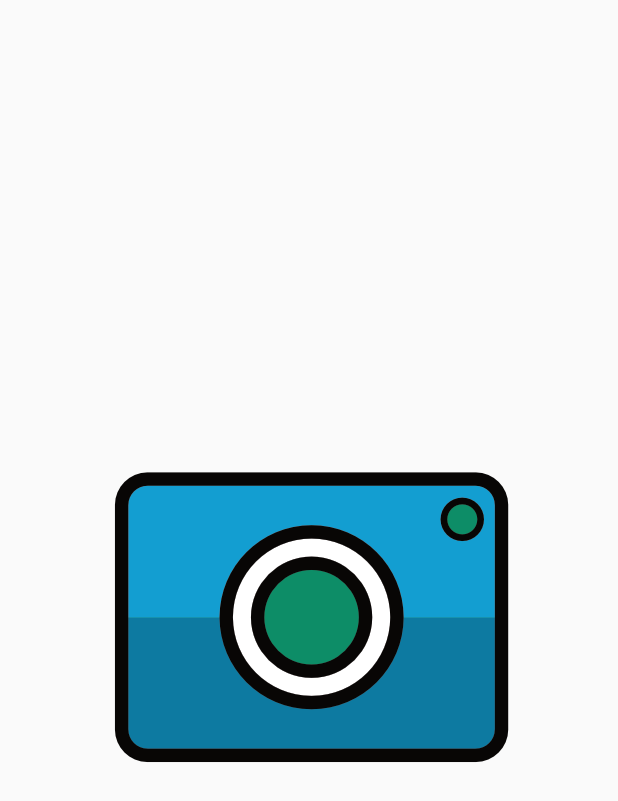
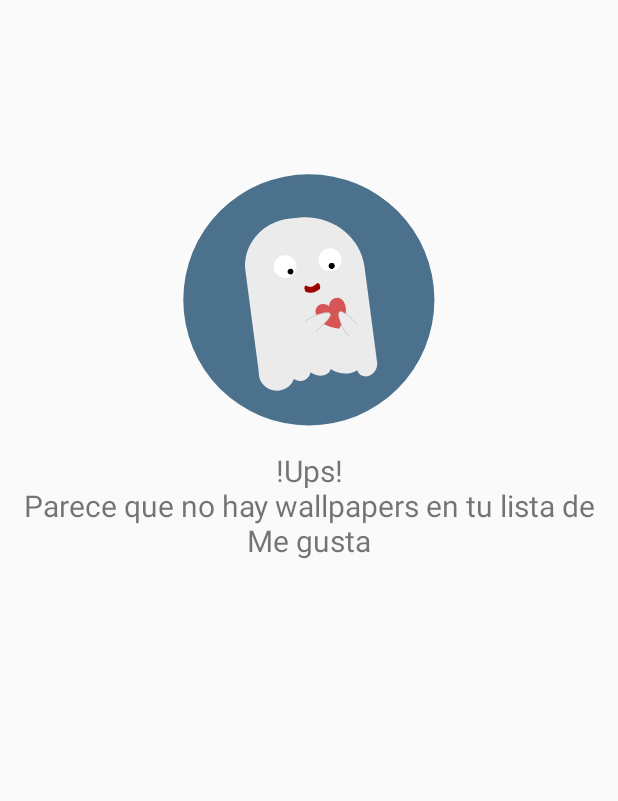
Before and after one commit to hdmi/ProceduralWallpapers, an Android app: the layout third_fragment.xml on its own in the app's theme, with its tools: preview values and no code run, on a phone screen of 412 x 824 dp. Shown: the top 801 px of the screen. Run offline under Robolectric (Android 15) with nearby library versions, the phone set to English and light mode, and no system bars.

Commit message:
Background when no images in gallery final

```diff
--- a/app/src/main/java/imdh/tfm/proceduralwallpapers/fragments/ThirdFragment.java
+++ b/app/src/main/java/imdh/tfm/proceduralwallpapers/fragments/ThirdFragment.java
@@ -7,6 +7,8 @@ import android.view.LayoutInflater;
 import android.view.View;
 import android.view.ViewGroup;
 import android.widget.GridView;
+import android.widget.ImageView;
+import android.widget.TextView;
 
 import imdh.tfm.proceduralwallpapers.R;
 import imdh.tfm.proceduralwallpapers.adapters.GalleryWallpapersAdapter;
@@ -29,12 +31,18 @@ public class ThirdFragment extends Fragment implements GalleryWallpapersAdapter.
         gridview.setAdapter(galleryWallpapersAdapter);
         galleryWallpapersAdapter.setGalleryWallpapersAdapterListener(this);
 
+        ImageView backgroundImageView = (ImageView) v.findViewById(R.id.galleryBackgroundImageView);
+        TextView backgroundTextView = (TextView) v.findViewById(R.id.galleryBackgroundTextView);
+
         if(gridview.getCount() <= 0){
-            gridview.setBackground(getResources().getDrawable(R.drawable.gallery_background));
+            backgroundImageView.setImageDrawable(getResources().getDrawable(R.drawable.ic_ghost_no_likes));
+            backgroundTextView.setText(getResources().getString(R.string.no_likes_message));
         }
         else{
-            gridview.setBackgroundDrawable(null);
+            backgroundImageView.setImageDrawable(null);
+            backgroundTextView.setText("");
         }
+
         return v;
     }
 
--- a/app/src/main/res/drawable/gallery_background.xml
+++ b/app/src/main/res/drawable/gallery_background.xml
@@ -3,3 +3,7 @@
     android:src="@mipmap/camera_intro"
     android:tileMode="disabled" android:gravity="center" >
 </bitmap>
+<!--<nine-patch xmlns:android="http://schemas.android.com/apk/res/android"-->
+    <!--android:src="@drawable/ic_ghost_no_likes"-->
+    <!--android:dither="false"-->
+    <!--android:gravity="center"/>-->
--- /dev/null
+++ b/app/src/main/res/drawable/ic_ghost_no_likes.xml
@@ -0,0 +1,20 @@
+<vector android:height="24dp" android:viewportHeight="123.0"
+    android:viewportWidth="123.0" android:width="24dp" xmlns:android="http://schemas.android.com/apk/res/android">
+    <path android:fillColor="#4b718c" android:pathData="M61.44,61.44m-51.48,0a51.48,51.48 0,1 1,102.96 0a51.48,51.48 0,1 1,-102.96 0"/>
+    <path android:fillColor="#ebebeb" android:pathData="M89.35,86.51c0.19,0.86 0.16,1.81 -0.14,2.76c-0.82,2.53 -3.27,4.08 -5.47,3.44c-1.2,-0.34 -2.08,-1.26 -2.5,-2.43c-1.96,1.35 -4.9,1.79 -7.83,0.95c-1.13,-0.32 -2.14,-0.81 -3.02,-1.4c-0.02,0.1 -0.05,0.2 -0.08,0.3c-0.63,1.94 -3.3,2.89 -5.97,2.13c-0.85,-0.25 -1.6,-0.64 -2.21,-1.12c-0.03,0.18 -0.08,0.37 -0.14,0.55c-0.71,2.21 -3.13,3.48 -5.39,2.83c-0.48,-0.14 -0.91,-0.35 -1.29,-0.62c-1.19,3.57 -5.27,5.57 -9.13,4.45c-3.32,-0.96 -5.42,-3.9 -5.24,-6.99l-5.48,-41.61c-1.42,-10.75 6.79,-20.46 18.32,-21.67l3.31,-0.35c13.35,-1.4 25.52,7.57 27.16,20.02l5.1,38.76Z"/>
+    <path android:fillColor="#d75555" android:pathData="M69.75,64.09c0.19,-2.84 2.61,-3.92 4.33,-3.31c1.72,0.61 2.75,2.91 2.56,5.75c-0.08,2.1 -1.49,4.8 -2.8,6.76c-2.33,-0.34 -5.28,-1.1 -6.9,-2.44c-2.24,-1.76 -3.26,-4.06 -2.56,-5.75c0.7,-1.69 3.12,-2.77 5.36,-1.01Z"/>
+    <path android:fillColor="#ebebeb"
+        android:pathData="M60.06,70.46c2.21,-2.14 4.01,-2.78 6.97,-3.52c0.64,-0.16 2.77,-0.68 3.2,0.22c0.9,1.91 -6.92,7.64 -5.43,6.99"
+        android:strokeColor="#b1b1b1" android:strokeWidth="0.24"/>
+    <path android:fillColor="#ebebeb"
+        android:pathData="M77.94,76.24c-2.26,-2.09 -3,-3.85 -3.9,-6.76c-0.19,-0.63 -0.84,-2.73 0.04,-3.21c1.86,-1.01 8.01,6.48 7.28,5.03"
+        android:strokeColor="#b1b1b1" android:strokeWidth="0.24"/>
+    <path android:fillColor="#fff" android:pathData="M53.81,51.96c-2.29,1.16 -5.1,0.25 -6.26,-2.04c-1.16,-2.29 -0.25,-5.1 2.04,-6.26c2.29,-1.16 5.1,-0.25 6.26,2.04c1.16,2.29 0.25,5.1 -2.04,6.26Z"/>
+    <path android:fillColor="#fff" android:pathData="M72.26,49.2c-2.29,1.16 -5.1,0.25 -6.26,-2.04c-1.16,-2.29 -0.25,-5.1 2.04,-6.26c2.29,-1.16 5.1,-0.25 6.26,2.04c1.16,2.29 0.25,5.1 -2.04,6.26Z"/>
+    <path android:fillColor="#fff" android:pathData="M72.26,49.2c-2.29,1.16 -5.1,0.25 -6.26,-2.04c-1.16,-2.29 -0.25,-5.1 2.04,-6.26c2.29,-1.16 5.1,-0.25 6.26,2.04c1.16,2.29 0.25,5.1 -2.04,6.26Z"/>
+    <path android:fillColor="#fff" android:pathData="M63.92,80.83l5.65,1.72"/>
+    <path android:fillColor="#9e0000" android:pathData="M66.01,55.67c-0.14,-0.68 -0.57,-1.17 -0.97,-1.09c0,0 -1.63,1.36 -2.45,1.53c-0.77,0.16 -2.45,-0.53 -2.45,-0.53c-0.4,0.08 -0.61,0.7 -0.47,1.38c0.14,0.68 0.48,1.45 0.88,1.37c0,0 1.75,0.31 2.57,0.12c0.86,-0.2 2.59,-1.3 2.59,-1.3c0.4,-0.08 0.44,-0.8 0.3,-1.48Z"/>
+    <path android:fillColor="#000" android:pathData="M54.26,48.69c0.63,0.19 0.99,0.86 0.8,1.5c-0.19,0.63 -0.86,0.99 -1.5,0.8c-0.63,-0.19 -0.99,-0.86 -0.8,-1.5c0.19,-0.63 0.86,-0.99 1.5,-0.8Z"/>
+    <path android:fillColor="#000" android:pathData="M71.14,46.34c0.63,0.19 0.99,0.86 0.8,1.5c-0.19,0.63 -0.86,0.99 -1.5,0.8c-0.63,-0.19 -0.99,-0.86 -0.8,-1.5c0.19,-0.63 0.86,-0.99 1.5,-0.8Z"/>
+    <path android:fillColor="#000" android:pathData="M71.14,46.34c0.63,0.19 0.99,0.86 0.8,1.5c-0.19,0.63 -0.86,0.99 -1.5,0.8c-0.63,-0.19 -0.99,-0.86 -0.8,-1.5c0.19,-0.63 0.86,-0.99 1.5,-0.8Z"/>
+</vector>
--- a/app/src/main/res/layout/third_fragment.xml
+++ b/app/src/main/res/layout/third_fragment.xml
@@ -1,4 +1,30 @@
 <?xml version="1.0" encoding="utf-8"?>
+<RelativeLayout
+    xmlns:android="http://schemas.android.com/apk/res/android"
+    android:layout_height="match_parent"
+    android:layout_width="match_parent"
+    >
+
+    <ImageView
+        android:id="@+id/galleryBackgroundImageView"
+        android:layout_width="match_parent"
+        android:layout_height="200dp"
+        android:src="@drawable/ic_ghost_no_likes"
+        android:layout_centerHorizontal="true"
+        android:layout_marginTop="100dp"
+        />
+
+    <TextView
+        android:id="@+id/galleryBackgroundTextView"
+        android:layout_width="wrap_content"
+        android:layout_height="wrap_content"
+        android:text="@string/no_likes_message"
+        android:layout_centerHorizontal="true"
+        android:textAlignment="center"
+        android:textSize="20dp"
+        android:layout_below="@id/galleryBackgroundImageView"
+        />
+
     <GridView xmlns:android="http://schemas.android.com/apk/res/android"
         android:id="@+id/grid_gallery"
         android:layout_width="match_parent"
@@ -9,5 +35,5 @@
         android:horizontalSpacing="5dp"
         android:stretchMode="columnWidth"
         android:gravity="center"
-    android:background="@drawable/gallery_background"
         />
+</RelativeLayout>
--- a/app/src/main/res/values/strings.xml
+++ b/app/src/main/res/values/strings.xml
@@ -7,6 +7,7 @@
     <string name="wallpaper_set">Imagen establecida como fondo de pantalla</string>
     <string name="palettes_showcase_title">Escaparate de colores</string>
     <string name="gallery_title">Mi galería</string>
+    <string name="no_likes_message">!Ups!\nParece que no hay wallpapers en tu lista de Me gusta</string>
 
 
     <!--Introduction-->
```
Lines whose indentation alone changed are shown as unchanged.
